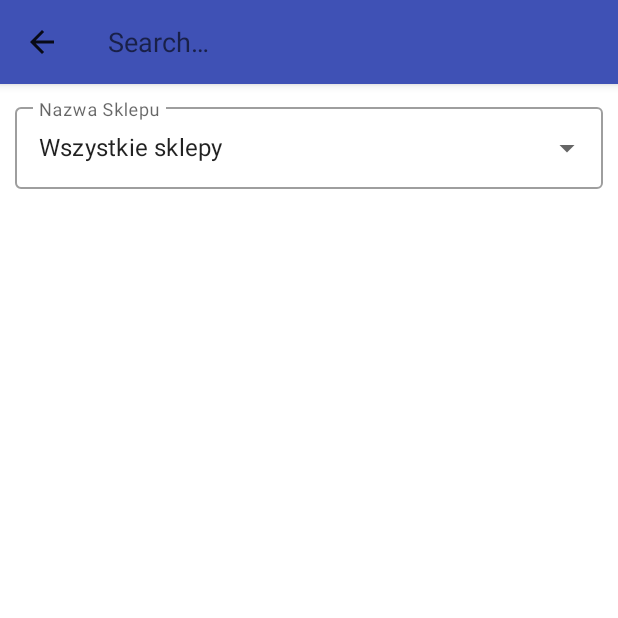
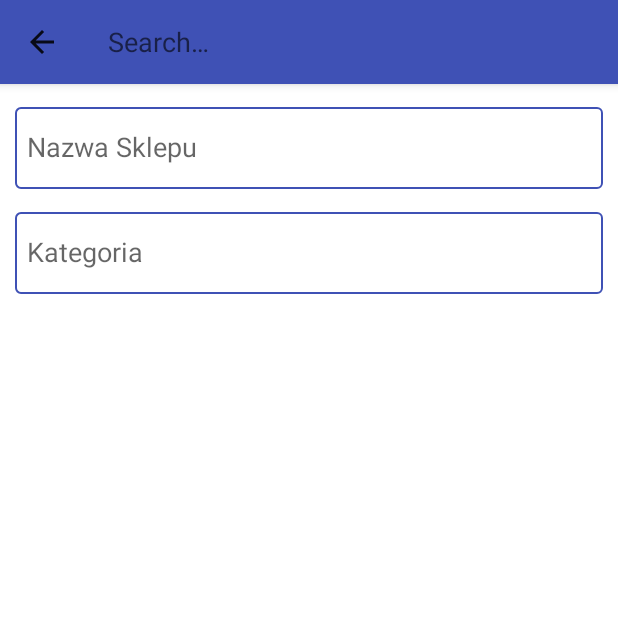
Before and after one commit to m-strzelec/ProductHunter, an Android app built with Jetpack Compose: the screen it shows after launch (MainActivity), after a tap on "Szukaj…", on a phone screen of 412 x 824 dp, the top half of it. Run offline under Robolectric (Android 15) with nearby library versions, the phone set to English and light mode, and no system bars; our stand-ins replace Firebase (no records; nobody signed in at launch, a user with empty details on screens opened directly).

Commit message:
stores and categories filter

```diff
--- a/app/src/main/java/pl/mobi/msbw/producthunter/MainActivity.kt
+++ b/app/src/main/java/pl/mobi/msbw/producthunter/MainActivity.kt
@@ -2,9 +2,12 @@ package pl.mobi.msbw.producthunter
 
 import android.os.Bundle
 import android.view.Menu
+import android.widget.ArrayAdapter
+import android.widget.AutoCompleteTextView
+import android.widget.Toast
+import androidx.appcompat.app.AlertDialog
+import androidx.appcompat.app.AppCompatActivity
 import androidx.appcompat.widget.SearchView
-import android.widget.Toast
-import androidx.appcompat.app.AppCompatActivity
 import androidx.recyclerview.widget.LinearLayoutManager
 import androidx.recyclerview.widget.RecyclerView
 import com.google.firebase.FirebaseApp
@@ -14,28 +17,110 @@ import pl.mobi.msbw.producthunter.models.Product
 
 class MainActivity : AppCompatActivity() {
 
-    lateinit var productAdapter: ProductAdapter
-    lateinit var productsList: List<Product>
-    //val stores = resources.getStringArray(R.array.lista_sklepow)
+    private lateinit var productAdapter: ProductAdapter
+    private lateinit var productsList: List<Product>
+    private lateinit var stores: Array<String>
+    private lateinit var selectedStores: BooleanArray
+    private lateinit var categories: Array<String>
+    private lateinit var selectedCategories: BooleanArray
+
+    private val storesList = ArrayList<Int>()
+    private val categoriesList = ArrayList<Int>()
+
+    private lateinit var storeAutoCompleteTV: AutoCompleteTextView
+    private lateinit var categoryAutoCompleteTV: AutoCompleteTextView
 
     override fun onCreate(savedInstanceState: Bundle?) {
         super.onCreate(savedInstanceState)
         setContentView(R.layout.activity_main)
-
         FirebaseApp.initializeApp(this)
 
-        val productRV = findViewById<RecyclerView>(R.id.productRecyclerView)
+        stores = resources.getStringArray(R.array.lista_sklepow)
+        selectedStores = BooleanArray(stores.size)
+
+        categories = resources.getStringArray(R.array.lista_kategorii)
+        selectedCategories = BooleanArray(categories.size)
+
+        storeAutoCompleteTV = findViewById(R.id.storeAutoCompleteTV)
+        categoryAutoCompleteTV = findViewById(R.id.categoryAutoCompleteTV)
+
+        setupRecyclerView()
+
         val firebaseManager = FirebaseManager()
 
+        firebaseManager.searchProductByName("", ::onProductsLoaded)
+
+        setAutoCompleteTextView(storeAutoCompleteTV, stores, selectedStores, storesList)
+        setAutoCompleteTextView(categoryAutoCompleteTV, categories, selectedCategories, categoriesList)
+    }
+
+    private fun setupRecyclerView() {
+        val productRV = findViewById<RecyclerView>(R.id.productRecyclerView)
         productRV.layoutManager = LinearLayoutManager(this)
+        productAdapter = ProductAdapter(emptyList())
+        productRV.adapter = productAdapter
+    }
 
-        firebaseManager.searchProductByName("", object : (List<Product>) -> Unit {
-            override fun invoke(products: List<Product>) {
-                productAdapter = ProductAdapter(products)
-                productRV.adapter = productAdapter
-                productsList = products
+    private fun setAutoCompleteTextView(
+        autoCompleteTextView: AutoCompleteTextView,
+        items: Array<String>,
+        selectedItems: BooleanArray,
+        selectedItemsList: ArrayList<Int>
+    ) {
+        autoCompleteTextView.setAdapter(
+            ArrayAdapter(
+                this,
+                android.R.layout.simple_dropdown_item_1line,
+                selectedItemsList
+            )
+        )
+
+        autoCompleteTextView.setOnClickListener {
+            val initialSelectedItems = selectedItems.copyOf(selectedItems.size)
+            val initialSelectedItemsList = ArrayList(selectedItemsList)
+            val builder = AlertDialog.Builder(this)
+            builder.setTitle("Wybierz ${autoCompleteTextView.hint}")
+            builder.setCancelable(false)
+            builder.setMultiChoiceItems(
+                items,
+                selectedItems
+            ) { _, i, b ->
+                if (b) {
+                    selectedItemsList.add(i)
+                    selectedItemsList.sort()
+                } else {
+                    selectedItemsList.remove(i)
+                }
             }
-        })
+            builder.setPositiveButton("OK") { _, _ ->
+                val stringBuilder = StringBuilder()
+                for (j in 0 until selectedItemsList.size) {
+                    stringBuilder.append(items[selectedItemsList[j]])
+                    if (j != selectedItemsList.size - 1) {
+                        stringBuilder.append(", ")
+                    }
+                }
+                autoCompleteTextView.setText(stringBuilder.toString())
+            }
+            builder.setNegativeButton("Anuluj") { _, _ ->
+                System.arraycopy(initialSelectedItems, 0, selectedItems, 0, initialSelectedItems.size)
+                selectedItemsList.clear()
+                selectedItemsList.addAll(initialSelectedItemsList)
+            }
+            builder.setNeutralButton("Wyczyść") { _, _ ->
+                for (j in selectedItems.indices) {
+                    selectedItems[j] = false
+                }
+                selectedItemsList.clear()
+                autoCompleteTextView.text = null
+            }
+            builder.show()
+        }
+    }
+
+    private fun onProductsLoaded(products: List<Product>) {
+        productAdapter.updateItems(products)
+        productsList = products
     }
 
     override fun onCreateOptionsMenu(menu: Menu): Boolean {
@@ -46,22 +131,24 @@ class MainActivity : AppCompatActivity() {
 
         searchView.setOnQueryTextListener(object : SearchView.OnQueryTextListener {
             override fun onQueryTextSubmit(query: String): Boolean {
-                val filteredProducts = productsList.filter { it.name.contains(query, true) }
-                if (filteredProducts.isNotEmpty()) {
-                    productAdapter.updateItems(filteredProducts)
-                } else {
-                    Toast.makeText(this@MainActivity, "Nie znaleziono produktów",
-                        Toast.LENGTH_LONG).show()
-                }
+                filterProducts(query)
                 return false
             }
 
             override fun onQueryTextChange(newText: String): Boolean {
-                val filteredProducts = productsList.filter { it.name.contains(newText, true) }
-                productAdapter.updateItems(filteredProducts)
+                filterProducts(newText)
                 return false
             }
         })
         return super.onCreateOptionsMenu(menu)
     }
+
+    private fun filterProducts(query: String) {
+        val filteredProducts = productsList.filter { it.name.contains(query, true) }
+        if (filteredProducts.isNotEmpty()) {
+            productAdapter.updateItems(filteredProducts)
+        } else {
+            Toast.makeText(this@MainActivity, "Nie znaleziono produktów", Toast.LENGTH_LONG).show()
+        }
+    }
 }
--- /dev/null
+++ b/app/src/main/res/color/box_stroke.xml
@@ -0,0 +1,4 @@
+<?xml version="1.0" encoding="utf-8"?>
+<selector xmlns:android="http://schemas.android.com/apk/res/android">
+    <item android:color="@color/colorPrimary" android:state_enabled="true"/>
+</selector>
--- a/app/src/main/res/layout/activity_main.xml
+++ b/app/src/main/res/layout/activity_main.xml
@@ -7,8 +7,9 @@
     tools:context=".MainActivity">
 
     <com.google.android.material.textfield.TextInputLayout
-        android:id="@+id/textInputLayout"
-        style="@style/Widget.MaterialComponents.TextInputLayout.OutlinedBox.ExposedDropdownMenu"
+        android:id="@+id/storeTextInputLayout"
+        style="@style/Widget.MaterialComponents.TextInputLayout.OutlinedBox"
+        app:boxStrokeColor="@color/box_stroke"
         android:layout_width="match_parent"
         android:layout_height="60dp"
         android:layout_marginStart="10dp"
@@ -19,19 +20,44 @@
         app:layout_constraintStart_toStartOf="parent">
 
         <AutoCompleteTextView
-            android:id="@+id/autoCompleteTV"
+            android:id="@+id/storeAutoCompleteTV"
+            android:focusable="false"
             android:layout_width="match_parent"
             android:layout_height="match_parent"
             android:layout_weight="1"
             android:inputType="none"
-            android:text="@string/wszystkie_sklepy" />
+            android:paddingHorizontal="8dp" />
+    </com.google.android.material.textfield.TextInputLayout>
+
+    <com.google.android.material.textfield.TextInputLayout
+        android:id="@+id/categoryTextInputLayout"
+        style="@style/Widget.MaterialComponents.TextInputLayout.OutlinedBox"
+        app:boxStrokeColor="@color/box_stroke"
+        android:layout_width="match_parent"
+        android:layout_height="60dp"
+        android:layout_below="@+id/storeTextInputLayout"
+        android:layout_marginStart="10dp"
+        android:layout_marginTop="10dp"
+        android:layout_marginEnd="10dp"
+        android:hint="@string/kategoria"
+        app:layout_constraintEnd_toEndOf="parent"
+        app:layout_constraintStart_toStartOf="parent">
+
+        <AutoCompleteTextView
+            android:id="@+id/categoryAutoCompleteTV"
+            android:focusable="false"
+            android:layout_width="match_parent"
+            android:layout_height="match_parent"
+            android:layout_weight="1"
+            android:inputType="none"
+            android:paddingHorizontal="8dp" />
     </com.google.android.material.textfield.TextInputLayout>
 
     <androidx.recyclerview.widget.RecyclerView
         android:id="@+id/productRecyclerView"
         android:layout_width="match_parent"
         android:layout_height="match_parent"
-        android:layout_below="@+id/textInputLayout"
+        android:layout_below="@+id/categoryTextInputLayout"
         android:layout_marginTop="20dp" />
 
 </RelativeLayout>
--- a/app/src/main/res/values/strings.xml
+++ b/app/src/main/res/values/strings.xml
@@ -13,7 +13,6 @@
         <item>Biedronka</item>
         <item>Lidl</item>
         <item>Żabka</item>
-        <item>Wszystkie sklepy</item>
     </string-array>
     <string-array name="lista_kategorii">
         <item>Nabiał</item>
@@ -21,6 +20,5 @@
         <item>Pieczywo</item>
         <item>Słodycze</item>
         <item>Woda</item>
-        <item>Wszystkie kategorie</item>
     </string-array>
 </resources>
```
